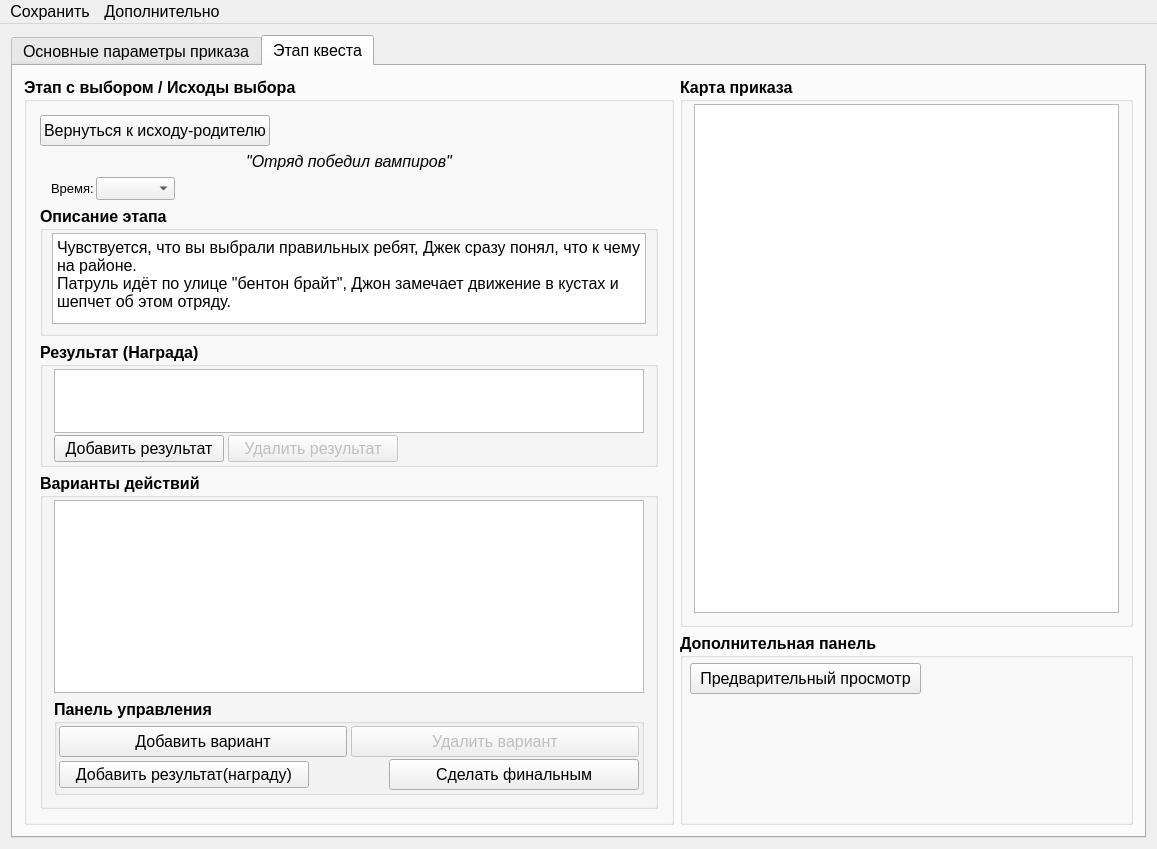
The window that mainwindow.ui (YakSid/PDNK2) describes before a commit, drawn with Qt 5.
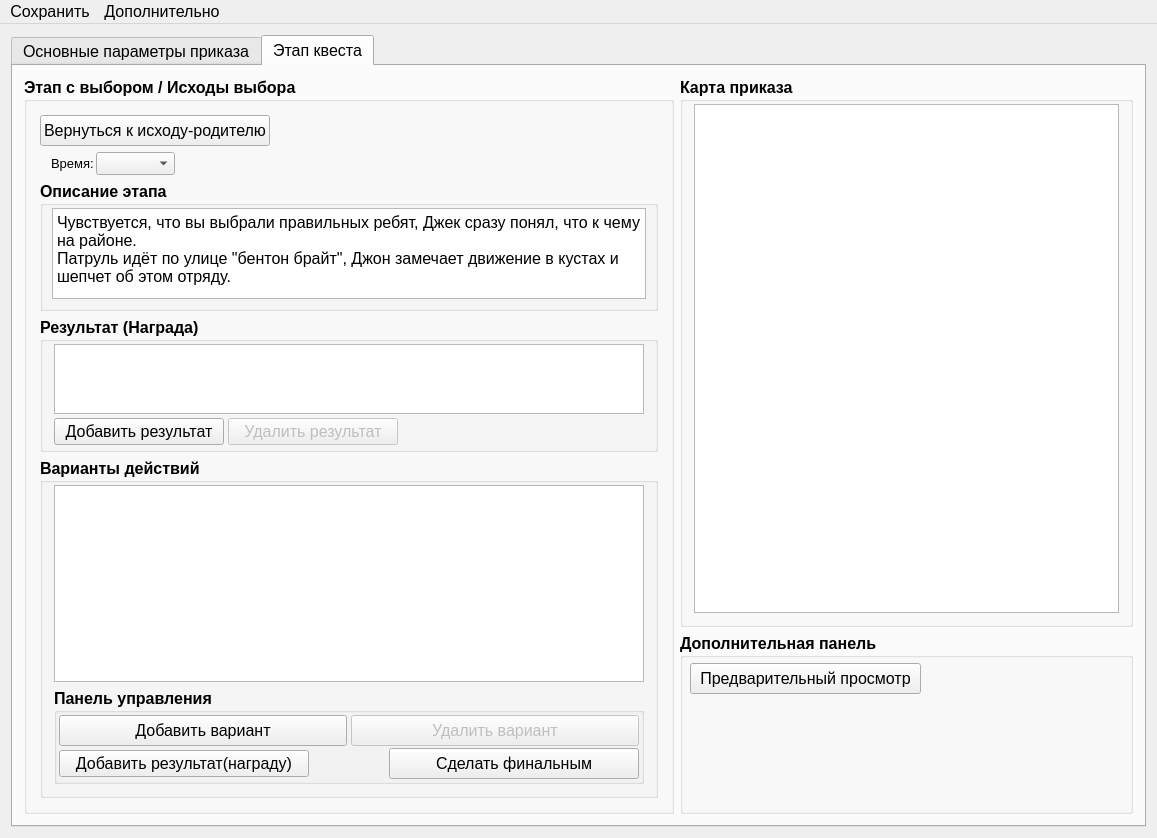
The same window after the commit. The open tabs and pages were chosen to show the change.

```diff
--- a/mainwindow.ui
+++ b/mainwindow.ui
@@ -7,7 +7,7 @@
     <x>0</x>
     <y>0</y>
     <width>1157</width>
-    <height>780</height>
+    <height>838</height>
    </rect>
   </property>
   <property name="font">
@@ -1212,23 +1212,6 @@
                  </item>
                 </layout>
                </item>
-               <item>
-                <widget class="QLabel" name="label_15">
-                 <property name="font">
-                  <font>
-                   <weight>50</weight>
-                   <italic>true</italic>
-                   <bold>false</bold>
-                  </font>
-                 </property>
-                 <property name="text">
-                  <string>&quot;Отряд победил вампиров&quot;</string>
-                 </property>
-                 <property name="alignment">
-                  <set>Qt::AlignCenter</set>
-                 </property>
-                </widget>
-               </item>
                <item>
                 <widget class="QWidget" name="widgetTime" native="true">
                  <property name="font">
@@ -1268,7 +1251,7 @@
                     </property>
                     <property name="sizeHint" stdset="0">
                      <size>
-                      <width>465</width>
+                      <width>40</width>
                       <height>20</height>
                      </size>
                     </property>
@@ -1339,7 +1322,7 @@
                <item>
                 <widget class="QGroupBox" name="grp_stageReward">
                  <property name="sizePolicy">
-                  <sizepolicy hsizetype="Preferred" vsizetype="Fixed">
+                  <sizepolicy hsizetype="Preferred" vsizetype="Expanding">
                    <horstretch>0</horstretch>
                    <verstretch>0</verstretch>
                   </sizepolicy>
@@ -1353,7 +1336,7 @@
                  <property name="maximumSize">
                   <size>
                    <width>16777215</width>
-                   <height>125</height>
+                   <height>135</height>
                   </size>
                  </property>
                  <property name="title">
@@ -1361,13 +1344,13 @@
                  </property>
                  <layout class="QVBoxLayout" name="verticalLayout_10">
                   <property name="spacing">
-                   <number>2</number>
+                   <number>4</number>
                   </property>
                   <property name="topMargin">
                    <number>2</number>
                   </property>
                   <property name="bottomMargin">
-                   <number>2</number>
+                   <number>4</number>
                   </property>
                   <item>
                    <widget class="QListWidget" name="lw_rewards">
@@ -1496,7 +1479,7 @@
                      <enum>QAbstractItemView::ScrollPerPixel</enum>
                     </property>
                     <property name="spacing">
-                     <number>2</number>
+                     <number>4</number>
                     </property>
                    </widget>
                   </item>
```
Left out of the diff: 2 changed lines with no effect on the pictures.
